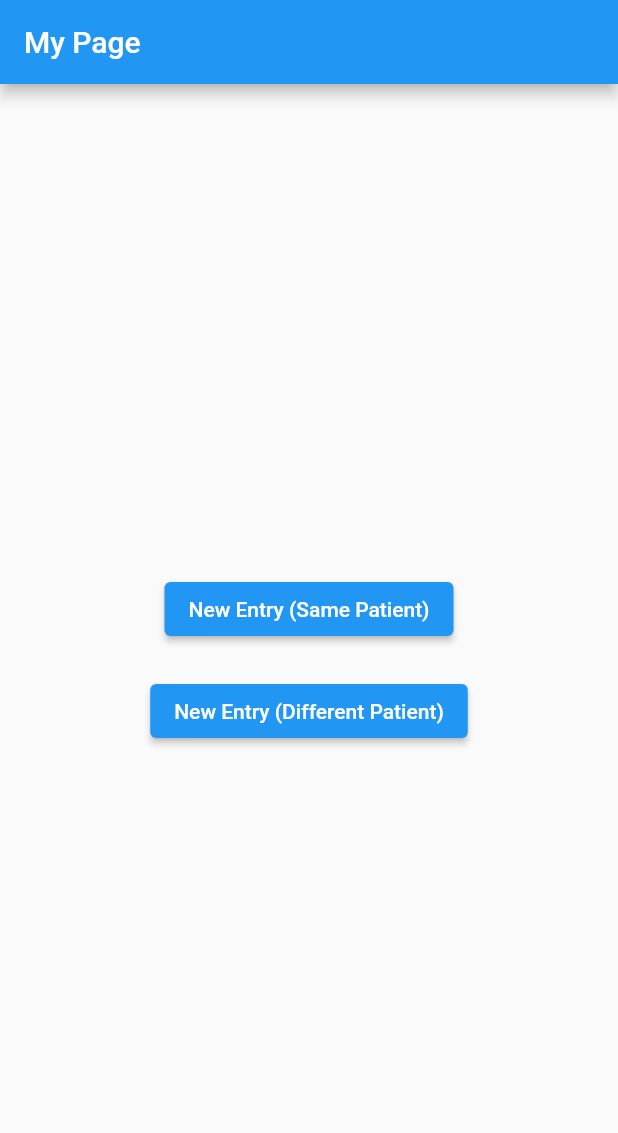
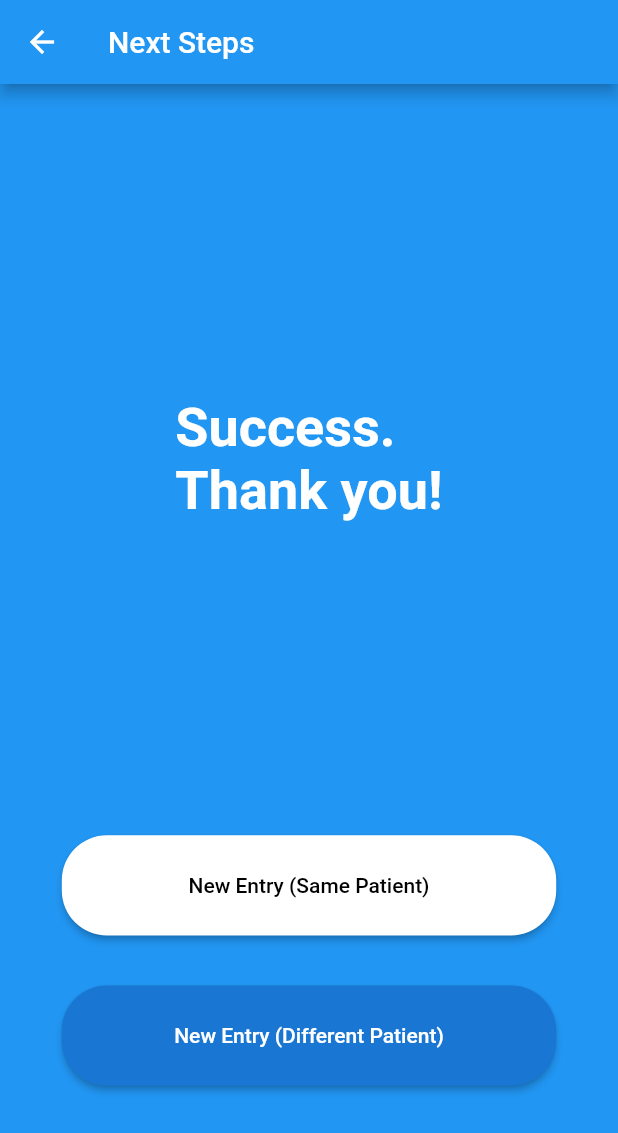
Before and after one commit to SamuelMoor-Smith/IOOGMobileFlutter, a Flutter app: the EndPage screen opened directly with empty values, on a phone screen of 412 x 824 dp. Shown: the top 1133 px of the screen. Run offline on Flutter 3.47's test engine with Material 2 defaults, Android fonts, the phone set to English and light mode, and no system bars; our stand-ins replace flutter_login, flutter_secure_storage, flutter_spinkit, fluttertoast, nb_utils; missing offline and left inert: expressions, searchable_listview; accounts and stored records are empty.

```diff
--- a/lib/components/field_widgets/field_widget.dart
+++ b/lib/components/field_widgets/field_widget.dart
@@ -68,6 +68,7 @@ abstract class IOOGFieldWidget extends StatefulWidget {
   void clearField();
 
   void checkBranchingLogic(setState, mounted) {
+    printLog(field.getFieldName());
     String branchingLogic = field.getParsedBranchingLogic();
     if (!branchingLogic.isEmptyOrNull) {
       var expression = Expression.parse(branchingLogic);
@@ -94,6 +95,7 @@ abstract class IOOGFieldWidgetState<T extends IOOGFieldWidget>
   @override
   void initState() {
     super.initState();
+    widget.checkBranchingLogic(setState, mounted);
     WidgetsBinding.instance.addPostFrameCallback((_) {
       widget.checkBranchingLogic(setState, mounted);
     });
--- a/lib/components/field_widgets/text_widgets/dropdown.dart
+++ b/lib/components/field_widgets/text_widgets/dropdown.dart
@@ -3,6 +3,7 @@ import 'package:namer_app/components/field_widgets/text_widgets/text_widget.dart
 import 'package:namer_app/components/import_toast.dart';
 import 'package:namer_app/models/form.dart';
 import 'package:namer_app/models/project.dart';
+import 'package:namer_app/utils/logging.dart';
 
 import '../../../models/field/field.dart';
 import '../../../utils/form_manager.dart';
@@ -41,13 +42,14 @@ class _IOOGDropdownState extends IOOGTextWidgetState<IOOGDropdown> {
               .value['date_of_audiogram'];
           widget.formManager.updateForm('audiogram_timing',
               getAudiogramTiming(audiogramDate, surgeryDate));
-          createToast("Audiogram Timing Updated", Colors.blue);
+          createAudiogamTimingToast();
         },
         items: (widget as IOOGDropdown)
             .project
             .getInstrumentByLabel('Surgical Information')
             .getForms()
             .map<DropdownMenuItem<String>>((IOOGForm value) {
+          printLog(value.toString());
           return DropdownMenuItem<String>(
             value: value.toString(),
             child: Text(value.toString()),
--- a/lib/main.dart
+++ b/lib/main.dart
@@ -20,6 +20,7 @@ class MyApp extends StatelessWidget {
         // scaffoldBackgroundColor: Colors.blue,
       ),
       home: LoginScreen(),
+      debugShowCheckedModeBanner: false,
     );
   }
 }
--- a/lib/models/form.dart
+++ b/lib/models/form.dart
@@ -21,4 +21,8 @@ class IOOGForm {
   dynamic getRecord() {
     return _record;
   }
+
+  DateTime getDate() {
+    return DateTime.parse(_date);
+  }
 }
--- a/lib/pages/end_page.dart
+++ b/lib/pages/end_page.dart
@@ -1,11 +1,9 @@
 import 'package:flutter/material.dart';
-import 'package:namer_app/models/instrument.dart';
 import 'package:namer_app/models/project.dart';
 import 'package:namer_app/pages/selection/select_instrument.dart';
 import 'package:namer_app/pages/selection/study_id.dart';
+import 'package:namer_app/style/end_button.dart';
 import 'package:namer_app/utils/navigation.dart';
-
-import '../api/import/import.dart';
 
 class EndPage extends StatelessWidget {
   final IOOGProject project;
@@ -14,32 +12,52 @@ class EndPage extends StatelessWidget {
   @override
   Widget build(BuildContext context) {
     return Scaffold(
+      backgroundColor: Colors.blue,
       appBar: AppBar(
-        title: Text('My Page'),
+        title: Text('Next Steps'),
       ),
-      body: Center(
-        child: Column(
-          mainAxisAlignment: MainAxisAlignment.center,
-          children: <Widget>[
-            ElevatedButton(
+      body: Column(
+        mainAxisAlignment: MainAxisAlignment.center,
+        children: <Widget>[
+          // Display the success message similar to the logo's height
+          Expanded(
+            flex: 15,
+            child: Center(
+              child: Text(
+                "Success.\nThank you!",
+                textAlign: TextAlign.left,
+                style: TextStyle(
+                  color: Colors.white,
+                  fontSize: 36,
+                  fontWeight: FontWeight.bold,
+                ),
+              ),
+            ),
+          ),
+          Expanded(
+            flex: 2, // occupies 1 part of the total space
+            child: EndButton(
+              label: 'New Entry (Same Patient)',
               onPressed: () {
-                // Code for New Entry (Same Patient)
                 nextPage(context, SelectInstrumentsPage(project));
               },
-              child: Text('New Entry (Same Patient)'),
+              backgroundColor: Colors.white, // Retaining white for this button
             ),
-            SizedBox(
-                height:
-                    20), // This provides some vertical spacing between buttons
-            ElevatedButton(
+          ),
+          Spacer(flex: 1),
+          Expanded(
+            flex: 2, // occupies 1 part of the total space
+            child: EndButton(
+              label: 'New Entry (Different Patient)',
               onPressed: () {
-                // Code for New Entry (Different Patient)
                 nextPage(context, StudyIdPage(project));
               },
-              child: Text('New Entry (Different Patient)'),
+              backgroundColor: Colors.blue[700]!, // Darker shade of blue
+              foregroundColor: Colors.white,
             ),
-          ],
-        ),
+          ),
+          Spacer(flex: 3), // This gives a space of 1 part
+        ],
       ),
     );
   }
--- /dev/null
+++ b/lib/style/end_button.dart
@@ -0,0 +1,32 @@
+import 'package:flutter/material.dart';
+
+class EndButton extends StatelessWidget {
+  final String label;
+  final VoidCallback onPressed;
+  final Color backgroundColor;
+  final Color foregroundColor;
+
+  EndButton(
+      {required this.label,
+      required this.onPressed,
+      this.backgroundColor = Colors.white,
+      this.foregroundColor = Colors.black});
+
+  @override
+  Widget build(BuildContext context) {
+    return Container(
+      width: MediaQuery.of(context).size.width * 0.8,
+      child: ElevatedButton(
+        onPressed: onPressed,
+        child: Text(label),
+        style: ElevatedButton.styleFrom(
+          backgroundColor: backgroundColor,
+          foregroundColor: foregroundColor,
+          shape: RoundedRectangleBorder(
+            borderRadius: BorderRadius.circular(30),
+          ),
+        ),
+      ),
+    );
+  }
+}
--- a/lib/utils/events.dart
+++ b/lib/utils/events.dart
@@ -8,6 +8,8 @@ String getEventName(IOOGInstrument instrument) {
       return "preop_status_arm_1";
     case "postop_data":
       return "postop_status_arm_1";
+    case "postop_imaging":
+      return "postop_status_arm_1";
     case "surgical_information":
       return "operation_arm_1";
     default:
--- a/lib/utils/form_manager.dart
+++ b/lib/utils/form_manager.dart
@@ -3,6 +3,7 @@ import 'package:flutter/material.dart';
 import 'package:namer_app/components/field_widgets/audiograms/audiogram_button_group.dart';
 import 'package:namer_app/components/field_widgets/multiple_choice/check_button.dart';
 import 'package:namer_app/components/image_fields/audiograms/audiogram.dart';
+import 'package:namer_app/components/import_toast.dart';
 import 'package:namer_app/models/instrument.dart';
 import 'package:namer_app/utils/logging.dart';
 
@@ -99,7 +100,9 @@ class FormManager {
     for (IOOGFieldWidget fieldWidget in section.getFields()) {
       if (fieldWidget.isValid() != null) {
         printError(fieldWidget.isValid()!);
+        showInvalidFormToast(fieldWidget.field.field_label);
         isSectionValid = false;
+        return isSectionValid;
       }
     }
     return isSectionValid;
```
Also changed, not shown: lib/api/import/import.dart (+14 -5 lines), lib/components/bottom_nav_bar.dart (+10 -1 lines), lib/components/image_fields/audiograms/enter_audiogram.dart (+18 -12 lines), lib/components/import_toast.dart (+8 -0 lines), lib/models/instrument.dart (+25 -0 lines), lib/pages/import.dart (+45 -9 lines), lib/pages/selection/study_id.dart (+13 -0 lines), lib/pages/survey_pages/ioog_page.dart (+7 -3 lines), lib/utils/create_import.dart (+17 -0 lines).
